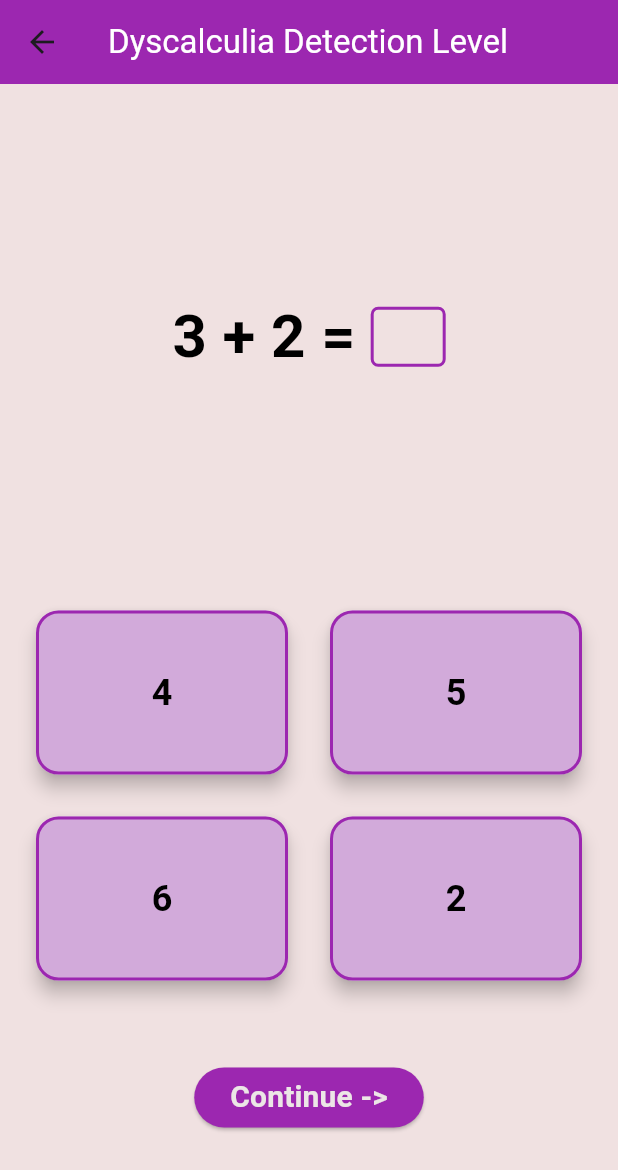
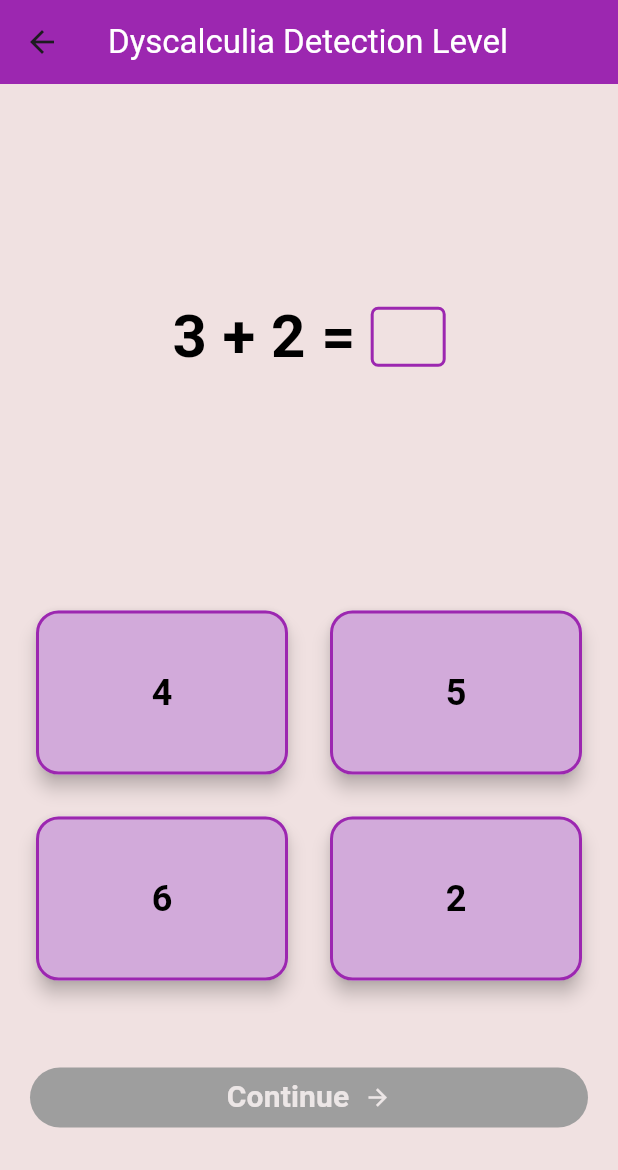
Before and after one commit to MinahilNaseer/DREAM, a Flutter app: the DyscalculiaLevel screen opened by its route, on a phone screen of 412 x 824 dp. Shown: the top 1170 px of the screen. Run offline on Flutter 3.47's test engine with Material 3 defaults, Android fonts, the phone set to English and light mode, and no system bars.

Commit message:
disable continue button

```diff
--- a/lib/screens/dyscalculia.dart
+++ b/lib/screens/dyscalculia.dart
@@ -8,7 +8,6 @@ class DyscalculiaLevel extends StatefulWidget {
 class _DyscalculiaLevelState extends State<DyscalculiaLevel> {
   int currentQuestionIndex = 0;
   String? selectedOption;
-  // Initialize AudioCache to play from assets
   Color selectedColor = Colors.transparent;
 
   // Basic addition and subtraction questions
@@ -135,13 +134,29 @@ class _DyscalculiaLevelState extends State<DyscalculiaLevel> {
                   ),
                   SizedBox(height: 50), // Space between options and button
                   ElevatedButton(
-                    onPressed: _onContinue,
-                    child: Text('Continue ->', style: TextStyle(
-                    fontSize:20,
-                    fontWeight: FontWeight.bold,
-                    color: const Color.fromARGB(255, 236, 230, 230),
-                  )),
-                    style: ElevatedButton.styleFrom(backgroundColor:Colors.purple),
+                    onPressed: selectedOption != null ? _onContinue : null, // Disable if no option selected
+                    child: Row(
+                      mainAxisAlignment: MainAxisAlignment.center,
+                      children: [
+                        Text(
+                          'Continue',
+                          style: TextStyle(
+                            fontSize: 20,
+                            fontWeight: FontWeight.bold,
+                            color: const Color.fromARGB(255, 236, 230, 230),
+                          ),
+                        ),
+                        SizedBox(width: 10), // Space between text and icon
+                        Icon(
+                          Icons.arrow_forward,
+                          color: const Color.fromARGB(255, 236, 230, 230),
+                        ),
+                      ],
+                    ),
+                    style: ElevatedButton.styleFrom(
+                      backgroundColor: Colors.purple,
+                      disabledBackgroundColor: Colors.grey, // Change color when disabled
+                    ),
                   ),
                 ],
               ),
```
